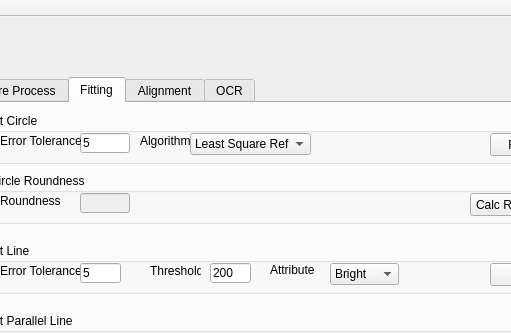
The window that VisionWidget/visionwidget.ui (hceng123/VisionLibrary) describes before a commit, drawn with Qt 5; both pictures show x 752 to 1263 and y 0 to 333 of the 1357 by 768 pixel window.
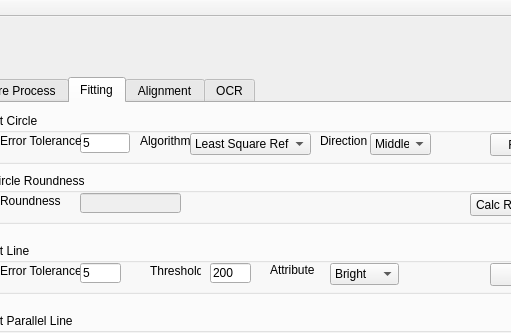
The same window after the commit. The open tabs and pages were chosen to show the change. Custom widgets are drawn as their Qt base class.

Commit message:
Add PR_CircleRoundness function.
1. Add PR_CircleRoundness function.
2. Change the logcase image from jpg to png.

```diff
--- a/VisionWidget/visionwidget.ui
+++ b/VisionWidget/visionwidget.ui
@@ -203,6 +203,47 @@
         <string>Algorithm</string>
        </property>
       </widget>
+      <widget class="QLabel" name="labelFitCircleDirection">
+       <property name="geometry">
+        <rect>
+         <x>330</x>
+         <y>20</y>
+         <width>51</width>
+         <height>16</height>
+        </rect>
+       </property>
+       <property name="text">
+        <string>Direction</string>
+       </property>
+      </widget>
+      <widget class="QComboBox" name="comboBoxFitCircleDirection">
+       <property name="geometry">
+        <rect>
+         <x>380</x>
+         <y>20</y>
+         <width>61</width>
+         <height>22</height>
+        </rect>
+       </property>
+       <property name="currentIndex">
+        <number>0</number>
+       </property>
+       <item>
+        <property name="text">
+         <string>Middle</string>
+        </property>
+       </item>
+       <item>
+        <property name="text">
+         <string>Inner</string>
+        </property>
+       </item>
+       <item>
+        <property name="text">
+         <string>Outter</string>
+        </property>
+       </item>
+      </widget>
      </widget>
      <widget class="QGroupBox" name="groupBoxFitLine">
       <property name="geometry">
@@ -575,7 +616,7 @@
         <rect>
          <x>90</x>
          <y>20</y>
-         <width>50</width>
+         <width>101</width>
          <height>20</height>
         </rect>
        </property>
```
Left out of the diff: 4 changed lines with no effect on the pictures. The commit also changes 17 other files.
